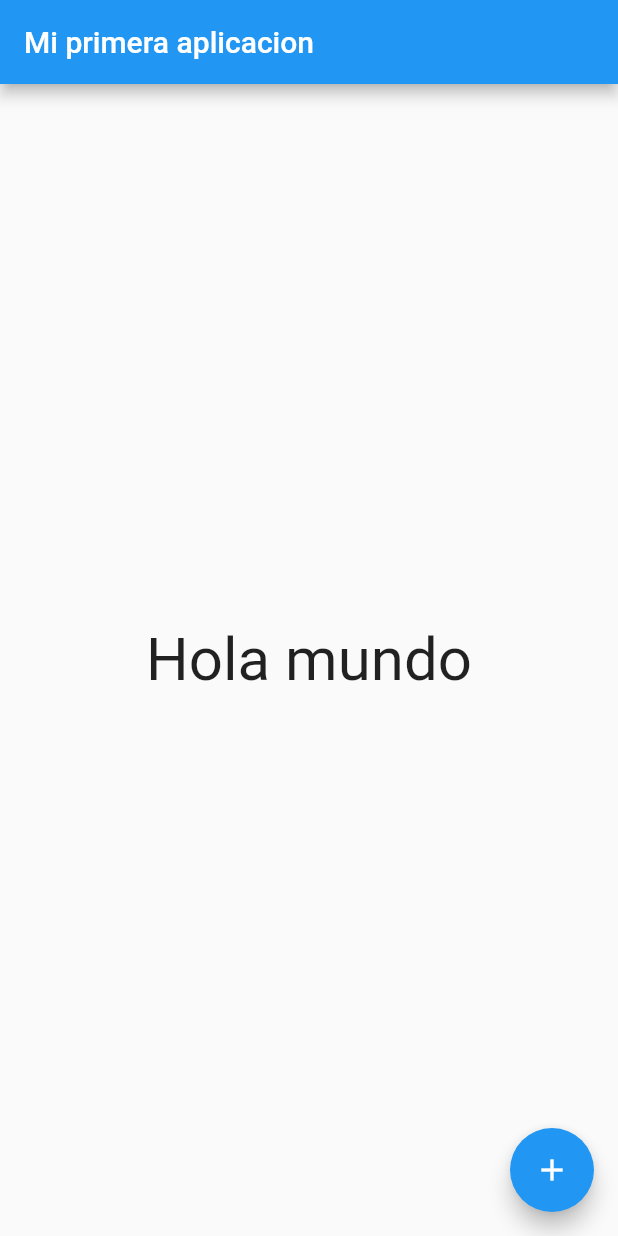
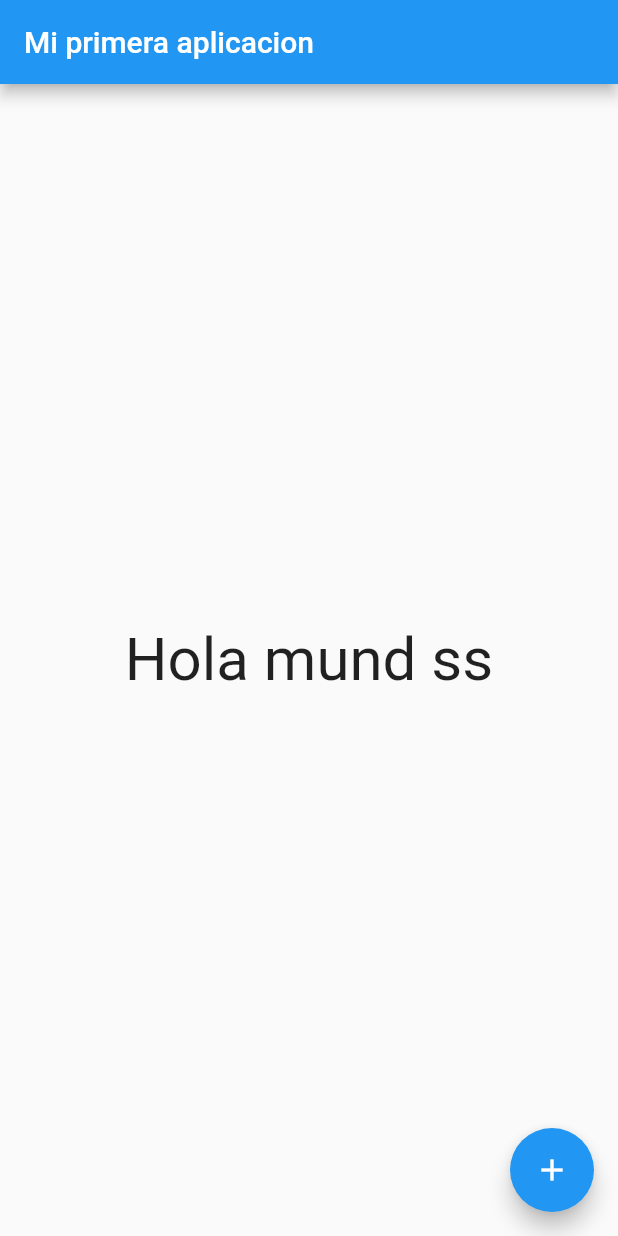
Before and after one commit to itprotopics/cursoflutter, a Flutter app: the screen it shows after launch, on a phone screen of 412 x 824 dp. Run offline on Flutter 3.47's test engine with Material 2 defaults, Android fonts, the phone set to English and light mode, and no system bars.

Commit message:
se agregan cambios

```diff
--- a/firstStep/first_app/lib/main.dart
+++ b/firstStep/first_app/lib/main.dart
@@ -8,7 +8,7 @@ void main() {
     ),
     body: Container(
       child: const Center(
-        child: Text('Hola mundo', style: TextStyle(fontSize: 40.0)),
+        child: Text('Hola mund ss', style: TextStyle(fontSize: 40.0)),
       ),
     ),
     floatingActionButton: FloatingActionButton(
```
